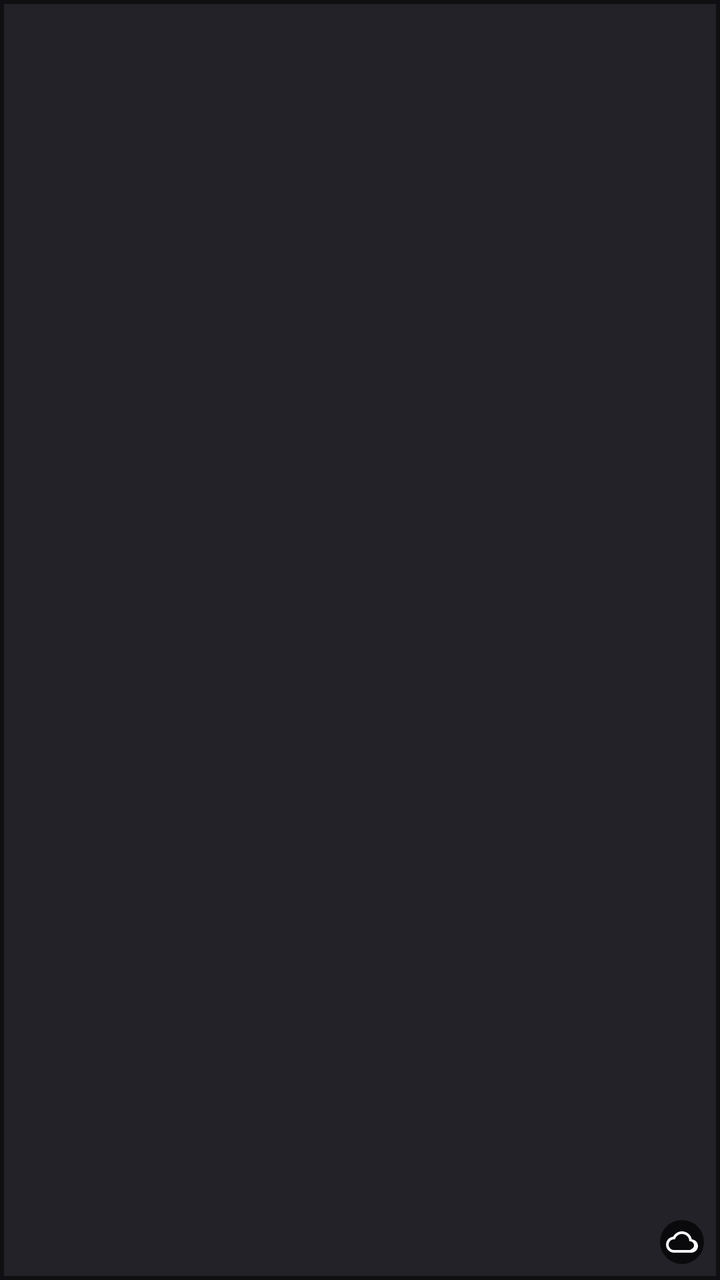
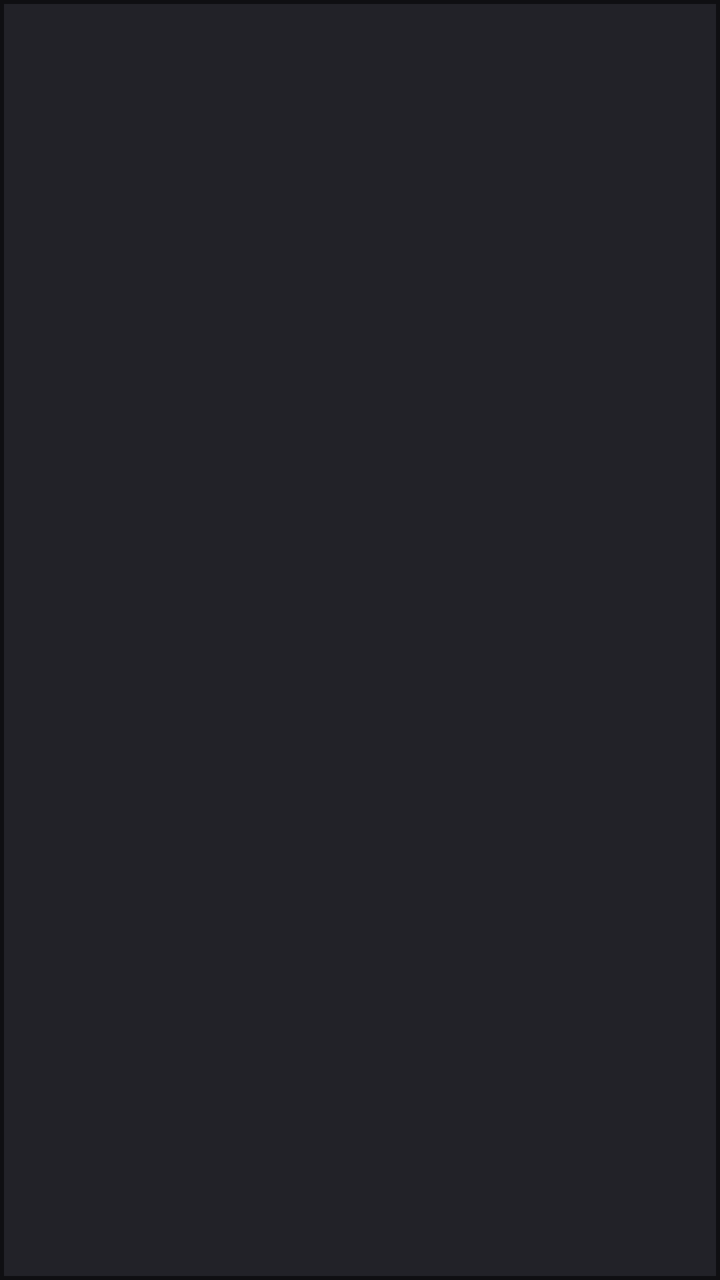

Screens rendered from an Android XML layout before and after an edit, with the pre-edit source and the edit as a unified diff.
<!-- AndroidManifest.xml: application theme Theme.Gallery -->
<!-- res/layout/item_media.xml -->
<?xml version="1.0" encoding="utf-8"?>
<FrameLayout xmlns:android="http://schemas.android.com/apk/res/android"
    android:layout_width="match_parent"
    android:layout_height="match_parent"
    android:padding="2dp">

    <ImageView
        android:id="@+id/thumb"
        android:layout_width="match_parent"
        android:layout_height="match_parent"
        android:scaleType="centerCrop"
        android:background="@color/surface_high"
        android:contentDescription="@string/app_name"/>

    <ImageView
        android:id="@+id/playIcon"
        android:layout_width="32dp"
        android:layout_height="32dp"
        android:layout_gravity="center"
        android:src="@drawable/ic_play"
        android:alpha="0.9"
        android:visibility="gone"
        android:importantForAccessibility="no"/>

    <ImageView
        android:id="@+id/checkBadge"
        android:layout_width="22dp"
        android:layout_height="22dp"
        android:layout_gravity="top|start"
        android:layout_margin="6dp"
        android:src="@drawable/ic_circle_outline"
        android:visibility="gone"
        android:importantForAccessibility="no"/>

    <ImageView
        android:id="@+id/cloudBadge"
        android:layout_width="22dp"
        android:layout_height="22dp"
        android:layout_gravity="bottom|end"
        android:layout_margin="6dp"
        android:background="@drawable/badge_bg"
        android:padding="3dp"
        android:src="@drawable/ic_cloud_pending"
        android:contentDescription="@string/badge_synced_desc"/>
</FrameLayout>
<!-- resources referenced by this layout -->
<resources>
  <color name="surface_high">#222228</color>
  <!-- drawable badge_bg (drawable) -->
  <shape xmlns:android="http://schemas.android.com/apk/res/android" android:shape="oval">
    <solid android:color="#B3000000"/>
  </shape>
  <!-- drawable ic_circle_outline (drawable) -->
  <?xml version="1.0" encoding="utf-8"?>
  <vector xmlns:android="http://schemas.android.com/apk/res/android"
      android:width="24dp" android:height="24dp"
      android:viewportWidth="24" android:viewportHeight="24">
      <path android:fillColor="#DDFFFFFF"
          android:pathData="M12,2C6.48,2 2,6.48 2,12s4.48,10 10,10 10,-4.48 10,-10S17.52,2 12,2zM12,20c-4.42,0 -8,-3.58 -8,-8s3.58,-8 8,-8 8,3.58 8,8 -3.58,8 -8,8z"/>
  </vector>
  <!-- drawable ic_cloud_pending (drawable) -->
  <vector xmlns:android="http://schemas.android.com/apk/res/android" android:width="16dp" android:height="16dp" android:viewportWidth="24" android:viewportHeight="24">
    <path android:fillColor="@android:color/white" android:pathData="M19.35,10.04C18.67,6.59 15.64,4 12,4 9.11,4 6.6,5.64 5.35,8.04 2.34,8.36 0,10.91 0,14c0,3.31 2.69,6 6,6h13c2.76,0 5,-2.24 5,-5 0,-2.64 -2.05,-4.78 -4.65,-4.96zM19,18L6,18c-2.21,0 -4,-1.79 -4,-4s1.79,-4 4,-4h0.71C7.37,7.69 9.48,6 12,6c3.04,0 5.5,2.46 5.5,5.5L18,11.5c1.66,0 3,1.34 3,3s-1.34,3 -3,3z"/>
  </vector>
  <!-- drawable ic_play (drawable) -->
  <vector xmlns:android="http://schemas.android.com/apk/res/android" android:width="32dp" android:height="32dp" android:viewportWidth="24" android:viewportHeight="24" android:tint="#FFFFFF">
    <path android:fillColor="@android:color/white" android:pathData="M12,2C6.48,2 2,6.48 2,12s4.48,10 10,10 10,-4.48 10,-10S17.52,2 12,2zM10,16.5v-9l6,4.5 -6,4.5z"/>
  </vector>
  <string name="app_name">DiscorDrive Gallery</string>
  <string name="badge_synced_desc">Zsynchronizowane</string>
  <style name="Theme.Gallery" parent="Theme.Material3.DayNight.NoActionBar">
          <item name="colorPrimary">@color/accent</item>
          <item name="colorOnPrimary">@color/white</item>
          <item name="colorPrimaryContainer">@color/accent_dim</item>
          <item name="colorOnPrimaryContainer">@color/white</item>
          <item name="android:colorBackground">@color/bg</item>
          <item name="colorSurface">@color/surface</item>
          <item name="colorOnSurface">@color/text</item>
          <item name="colorSurfaceContainer">@color/surface_high</item>
          <item name="colorSurfaceContainerHigh">@color/surface_high</item>
          <item name="colorSurfaceContainerHighest">@color/surface_high</item>
          <item name="colorOnSurfaceVariant">@color/text_dim</item>
          <item name="android:statusBarColor">@android:color/transparent</item>
          <item name="android:navigationBarColor">@android:color/transparent</item>
          <item name="android:windowLightStatusBar">false</item>
      </style>
  <color name="accent">#4F7CFF</color>
  <color name="white">#FFFFFF</color>
  <color name="accent_dim">#2C3E73</color>
  <color name="bg">#0F0F12</color>
  <color name="surface">#18181C</color>
  <color name="text">#E8E8EC</color>
  <color name="text_dim">#9C9CA6</color>
</resources>

<!-- the commit's change to res/layout/item_media.xml (unified diff, before → after) -->
@@ -33,13 +33,14 @@
         android:importantForAccessibility="no"/>
 
     <ImageView
-        android:id="@+id/cloudBadge"
-        android:layout_width="22dp"
-        android:layout_height="22dp"
+        android:id="@+id/syncDot"
+        android:layout_width="12dp"
+        android:layout_height="12dp"
         android:layout_gravity="bottom|end"
         android:layout_margin="6dp"
-        android:background="@drawable/badge_bg"
-        android:padding="3dp"
-        android:src="@drawable/ic_cloud_pending"
+        android:background="@drawable/sync_dot_ring"
+        android:padding="2dp"
+        android:src="@drawable/sync_dot"
+        android:visibility="gone"
         android:contentDescription="@string/badge_synced_desc"/>
 </FrameLayout>
<!-- resource entries referenced after the edit -->
@@ -1,10 +1,6 @@
 <!-- resources referenced by this layout -->
 <resources>
   <color name="surface_high">#222228</color>
-  <!-- drawable badge_bg (drawable) -->
-  <shape xmlns:android="http://schemas.android.com/apk/res/android" android:shape="oval">
-    <solid android:color="#B3000000"/>
-  </shape>
   <!-- drawable ic_circle_outline (drawable) -->
   <?xml version="1.0" encoding="utf-8"?>
   <vector xmlns:android="http://schemas.android.com/apk/res/android"
@@ -13,14 +9,20 @@
       <path android:fillColor="#DDFFFFFF"
           android:pathData="M12,2C6.48,2 2,6.48 2,12s4.48,10 10,10 10,-4.48 10,-10S17.52,2 12,2zM12,20c-4.42,0 -8,-3.58 -8,-8s3.58,-8 8,-8 8,3.58 8,8 -3.58,8 -8,8z"/>
   </vector>
-  <!-- drawable ic_cloud_pending (drawable) -->
-  <vector xmlns:android="http://schemas.android.com/apk/res/android" android:width="16dp" android:height="16dp" android:viewportWidth="24" android:viewportHeight="24">
-    <path android:fillColor="@android:color/white" android:pathData="M19.35,10.04C18.67,6.59 15.64,4 12,4 9.11,4 6.6,5.64 5.35,8.04 2.34,8.36 0,10.91 0,14c0,3.31 2.69,6 6,6h13c2.76,0 5,-2.24 5,-5 0,-2.64 -2.05,-4.78 -4.65,-4.96zM19,18L6,18c-2.21,0 -4,-1.79 -4,-4s1.79,-4 4,-4h0.71C7.37,7.69 9.48,6 12,6c3.04,0 5.5,2.46 5.5,5.5L18,11.5c1.66,0 3,1.34 3,3s-1.34,3 -3,3z"/>
-  </vector>
   <!-- drawable ic_play (drawable) -->
   <vector xmlns:android="http://schemas.android.com/apk/res/android" android:width="32dp" android:height="32dp" android:viewportWidth="24" android:viewportHeight="24" android:tint="#FFFFFF">
     <path android:fillColor="@android:color/white" android:pathData="M12,2C6.48,2 2,6.48 2,12s4.48,10 10,10 10,-4.48 10,-10S17.52,2 12,2zM10,16.5v-9l6,4.5 -6,4.5z"/>
   </vector>
+  <!-- drawable sync_dot (drawable) -->
+  <?xml version="1.0" encoding="utf-8"?>
+  <shape xmlns:android="http://schemas.android.com/apk/res/android" android:shape="oval">
+      <solid android:color="#FFFFFFFF"/>
+  </shape>
+  <!-- drawable sync_dot_ring (drawable) -->
+  <?xml version="1.0" encoding="utf-8"?>
+  <shape xmlns:android="http://schemas.android.com/apk/res/android" android:shape="oval">
+      <solid android:color="#59000000"/>
+  </shape>
   <string name="app_name">DiscorDrive Gallery</string>
   <string name="badge_synced_desc">Zsynchronizowane</string>
   <style name="Theme.Gallery" parent="Theme.Material3.DayNight.NoActionBar">
